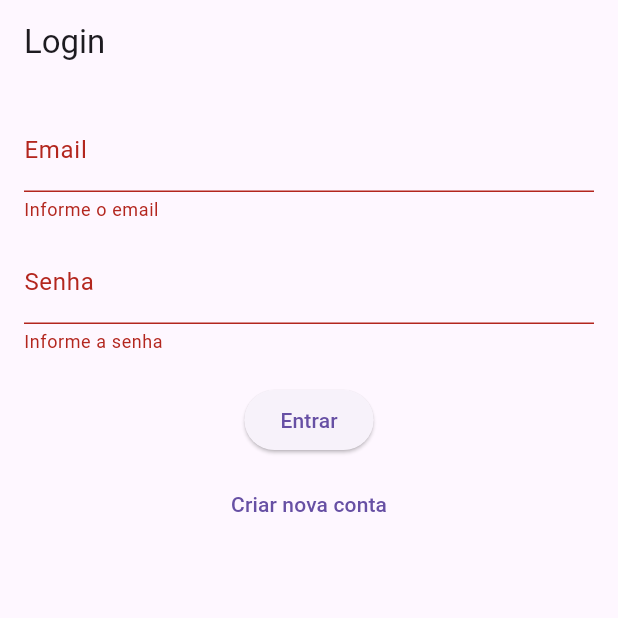
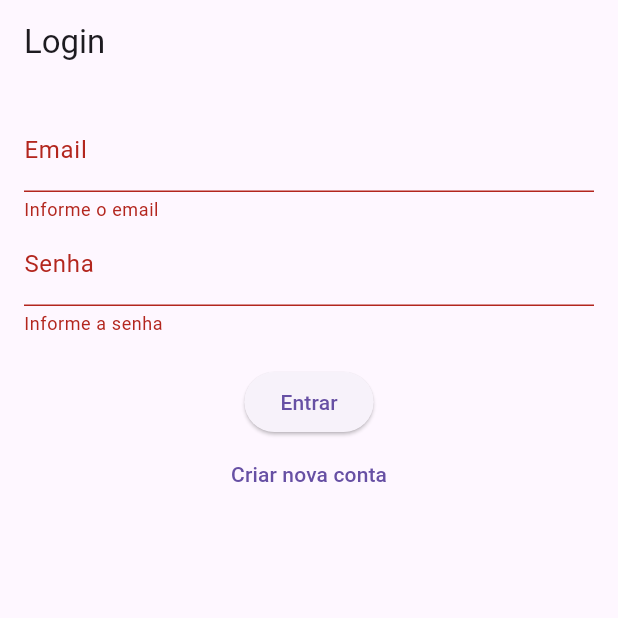
Before and after one commit to gvnfcosta/flutter_firebase_realtime_app, a Flutter app: the screen it shows after launch, after a tap on "Entrar", on a phone screen of 412 x 824 dp, the top half of it. Run offline on Flutter 3.47's test engine with Material 3 defaults, Android fonts, the light colour scheme and no system bars; our stand-ins replace firebase_auth, firebase_core, firebase_database, shared_preferences; accounts and stored records are empty; statements that could not run were skipped.

Commit message:
ajustado para store sem html

```diff
--- a/lib/main.dart
+++ b/lib/main.dart
@@ -1,29 +1,24 @@
-// lib/main.dart
-import 'package:firebase_database/firebase_database.dart';
-// import 'package:flutter/foundation.dart';
 import 'package:flutter/material.dart';
 import 'package:firebase_core/firebase_core.dart';
-import 'package:firebase_auth/firebase_auth.dart';
-import 'package:flutter_firebase_realtime_app/providers/user_provider.dart';
 import 'package:provider/provider.dart';
-// import 'package:shared_preferences/shared_preferences.dart';
-
+import 'providers/user_provider.dart';
+import 'screens/signin_screen.dart';
 import 'firebase_options.dart';
-import 'screens/signin_screen.dart';
-import 'screens/user_form_screen.dart';
-import 'screens/user_detail_screen.dart';
 
 void main() async {
   WidgetsFlutterBinding.ensureInitialized();
-  // if (kIsWeb) {
-  //   // Força registro do plugin no web
-  //   await SharedPreferences.setMockInitialValues({});
-  // }
-
   await Firebase.initializeApp(
     options: DefaultFirebaseOptions.currentPlatform,
   );
-  runApp(const MyApp());
+
+  runApp(
+    MultiProvider(
+      providers: [
+        ChangeNotifierProvider(create: (_) => UserProvider()),
+      ],
+      child: const MyApp(),
+    ),
+  );
 }
 
 class MyApp extends StatelessWidget {
@@ -31,49 +26,11 @@ class MyApp extends StatelessWidget {
 
   @override
   Widget build(BuildContext context) {
-    return MultiProvider(
-      providers: [
-        StreamProvider<User?>.value(
-          value: FirebaseAuth.instance.authStateChanges(),
-          initialData: null,
-        ),
-        ChangeNotifierProvider(create: (_) => UserProvider()),
-      ],
-      child: MaterialApp(
-        title: 'Cadastro de Usuário',
-        debugShowCheckedModeBanner: false,
-        theme: ThemeData(primarySwatch: Colors.blue),
-        home: const AuthWrapper(),
-      ),
+    return MaterialApp(
+      title: 'Flutter Firebase Realtime App',
+      theme: ThemeData(primarySwatch: Colors.blue),
+      home: const SignInScreen(),
+      debugShowCheckedModeBanner: false,
     );
   }
 }
-
-class AuthWrapper extends StatelessWidget {
-  const AuthWrapper({super.key});
-
-  @override
-  Widget build(BuildContext context) {
-    final user = Provider.of<User?>(context);
-    if (user == null) return const SignInScreen();
-    return FutureBuilder(
-      future: _checkUserData(user.uid),
-      builder: (context, snapshot) {
-        if (snapshot.connectionState == ConnectionState.waiting) {
-          return const Scaffold(
-              body: Center(child: CircularProgressIndicator()));
-        }
-        final hasData = snapshot.data ?? false;
-        return hasData
-            ? const UserDetailScreen()
-            : UserFormScreen(uid: user.uid);
-      },
-    );
-  }
-
-  Future<bool> _checkUserData(String uid) async {
-    final ref = FirebaseDatabase.instance.ref('users/$uid');
-    final snapshot = await ref.get();
-    return snapshot.exists;
-  }
-}
--- a/lib/screens/signin_screen.dart
+++ b/lib/screens/signin_screen.dart
@@ -1,11 +1,11 @@
-// lib/screens/signin_screen.dart
-import 'package:firebase_database/firebase_database.dart';
 import 'package:flutter/material.dart';
 import 'package:firebase_auth/firebase_auth.dart';
-import 'package:flutter_firebase_realtime_app/screens/signup_screen.dart';
-import 'package:flutter_firebase_realtime_app/screens/user_detail_screen.dart';
-import 'package:flutter_firebase_realtime_app/screens/user_form_screen.dart';
 import 'package:flutter_firebase_realtime_app/utils/local_storage.dart';
+import 'signup_screen.dart';
+import 'user_detail_screen.dart';
+import 'user_form_screen.dart';
+import 'package:provider/provider.dart';
+import '../providers/user_provider.dart';
 
 class SignInScreen extends StatefulWidget {
   const SignInScreen({super.key});
@@ -20,17 +20,17 @@ class _SignInScreenState extends State<SignInScreen> {
   final _formKey = GlobalKey<FormState>();
   bool _loading = false;
 
-@override
+  @override
   void initState() {
     super.initState();
-    _loadSavedCredentials();
+    _loadSavedLogin();
   }
 
-  Future<void> _loadSavedCredentials() async {
-    final savedEmail = await LocalStorage.getEmail();
-    final savedPass = await LocalStorage.getPassword();
-    if (savedEmail != null) _emailCtrl.text = savedEmail;
-    if (savedPass != null) _passCtrl.text = savedPass;
+  Future<void> _loadSavedLogin() async {
+    final email = await LocalStorage.getEmail();
+    final pass = await LocalStorage.getPassword();
+    if (email != null) _emailCtrl.text = email;
+    if (pass != null) _passCtrl.text = pass;
   }
 
   Future<void> _login() async {
@@ -43,44 +43,38 @@ class _SignInScreenState extends State<SignInScreen> {
         password: _passCtrl.text.trim(),
       );
 
-      final uid = cred.user!.uid;
+      // salva login localmente
+      await LocalStorage.saveLogin(
+        cred.user!.uid,
+        _emailCtrl.text.trim(),
+        _passCtrl.text.trim(),
+      );
 
-      // Salvar UID e email
-      await LocalStorage.saveLogin(
-          uid, _emailCtrl.text.trim(), _passCtrl.text.trim());
+      // verifica se há dados do usuário
+      final provider = context.read<UserProvider>();
+      await provider.fetchUserData(cred.user!.uid);
 
-      // Checar dados do usuário no Firebase
-      final ref = FirebaseDatabase.instance.ref('users/$uid');
-      final snapshot = await ref.get();
-
-      if (!mounted) return;
-
-      if (snapshot.exists) {
+      if (provider.user == null) {
+        // não há dados → abrir form
+        if (!mounted) return;
+        Navigator.pushReplacement(
+          context,
+          MaterialPageRoute(
+            builder: (_) => UserFormScreen(uid: cred.user!.uid),
+          ),
+        );
+      } else {
+        // há dados → abrir detalhe
+        if (!mounted) return;
         Navigator.pushReplacement(
           context,
           MaterialPageRoute(builder: (_) => const UserDetailScreen()),
         );
-      } else {
-        Navigator.pushReplacement(
-          context,
-          MaterialPageRoute(builder: (_) => UserFormScreen(uid: uid)),
-        );
       }
     } on FirebaseAuthException catch (e) {
-      String msg;
-      switch (e.code) {
-        case 'user-not-found':
-          msg = 'Usuário não encontrado.';
-          break;
-        case 'wrong-password':
-          msg = 'Senha incorreta.';
-          break;
-        case 'invalid-email':
-          msg = 'Email inválido.';
-          break;
-        default:
-          msg = e.message ?? 'Erro ao fazer login.';
-      }
+      String msg = e.message ?? 'Erro ao logar';
+      if (e.code == 'user-not-found') msg = 'Usuário não encontrado';
+      if (e.code == 'wrong-password') msg = 'Senha incorreta';
       ScaffoldMessenger.of(context).showSnackBar(SnackBar(content: Text(msg)));
     } finally {
       if (mounted) setState(() => _loading = false);
@@ -103,7 +97,6 @@ class _SignInScreenState extends State<SignInScreen> {
                 validator: (v) =>
                     v == null || v.isEmpty ? 'Informe o email' : null,
               ),
-              const SizedBox(height: 12),
               TextFormField(
                 controller: _passCtrl,
                 obscureText: true,
@@ -118,7 +111,6 @@ class _SignInScreenState extends State<SignInScreen> {
                     ? const CircularProgressIndicator()
                     : const Text('Entrar'),
               ),
-              const SizedBox(height: 8),
               TextButton(
                 onPressed: () => Navigator.push(
                   context,
```
